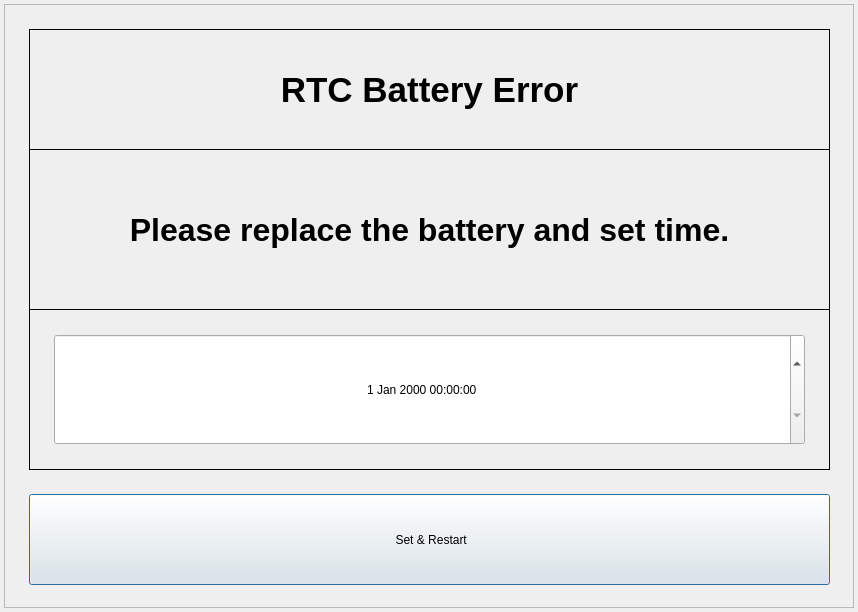
First picture: the form in gui/mainwidget/src/firstcheck/rtcsetdialog.ui, repository yjsin-emastec/neptune, before the edit.
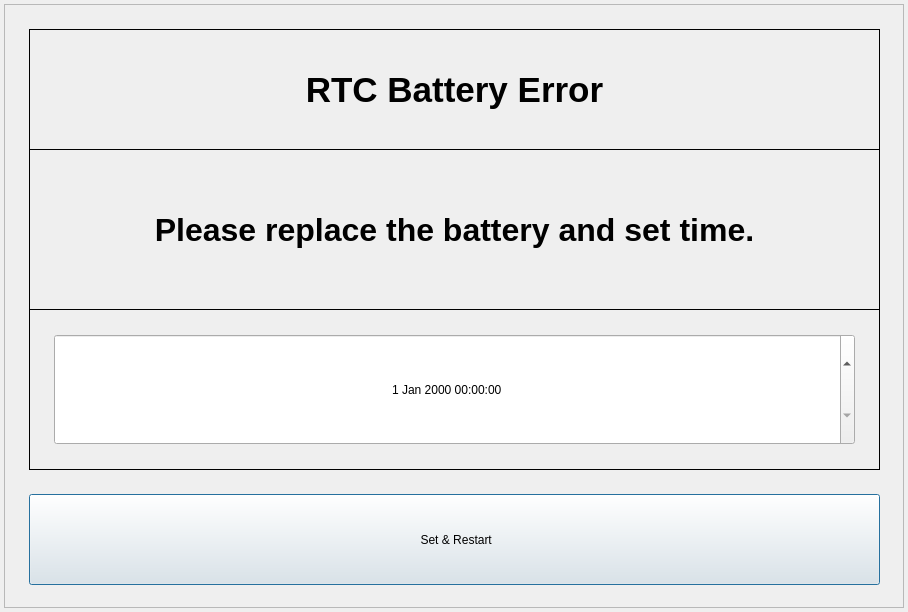
Second picture: the form after the edit.

Commit message: Resize label size in RtcSetDialog 원인 - RTC 오류 대화상자의 메시지 오른쪽 끝부분의 여백이 부족 내용 - 대화상자 및 라벨 너비 조절

Patch:
```diff
--- a/gui/mainwidget/src/firstcheck/rtcsetdialog.ui
+++ b/gui/mainwidget/src/firstcheck/rtcsetdialog.ui
@@ -6,7 +6,7 @@
    <rect>
     <x>0</x>
     <y>0</y>
-    <width>858</width>
+    <width>908</width>
     <height>612</height>
    </rect>
   </property>
@@ -18,7 +18,7 @@
     <rect>
      <x>4</x>
      <y>4</y>
-     <width>850</width>
+     <width>900</width>
      <height>604</height>
     </rect>
    </property>
@@ -33,7 +33,7 @@
      <rect>
       <x>25</x>
       <y>25</y>
-      <width>801</width>
+      <width>851</width>
       <height>121</height>
      </rect>
     </property>
@@ -62,7 +62,7 @@
      <rect>
       <x>25</x>
       <y>490</y>
-      <width>801</width>
+      <width>851</width>
       <height>91</height>
      </rect>
     </property>
@@ -75,7 +75,7 @@
      <rect>
       <x>25</x>
       <y>305</y>
-      <width>801</width>
+      <width>851</width>
       <height>161</height>
      </rect>
     </property>
@@ -91,7 +91,7 @@
      <rect>
       <x>50</x>
       <y>330</y>
-      <width>751</width>
+      <width>801</width>
       <height>111</height>
      </rect>
     </property>
@@ -104,7 +104,7 @@
      <rect>
       <x>25</x>
       <y>145</y>
-      <width>801</width>
+      <width>851</width>
       <height>161</height>
      </rect>
     </property>
```
The commit also changes 1 other file.
